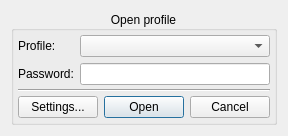
First picture: the form in src/plugins/optionsmanager/logindialog2.ui, repository xnamed/vacuum-im, before the edit.
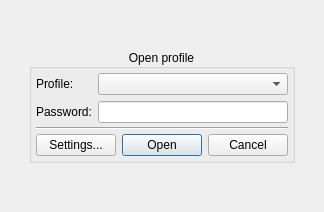
Second picture: the form after the edit.

```diff
--- a/src/plugins/optionsmanager/logindialog2.ui
+++ b/src/plugins/optionsmanager/logindialog2.ui
@@ -6,8 +6,8 @@
    <rect>
     <x>0</x>
     <y>0</y>
-    <width>267</width>
-    <height>124</height>
+    <width>324</width>
+    <height>212</height>
    </rect>
   </property>
   <property name="windowTitle">
```
